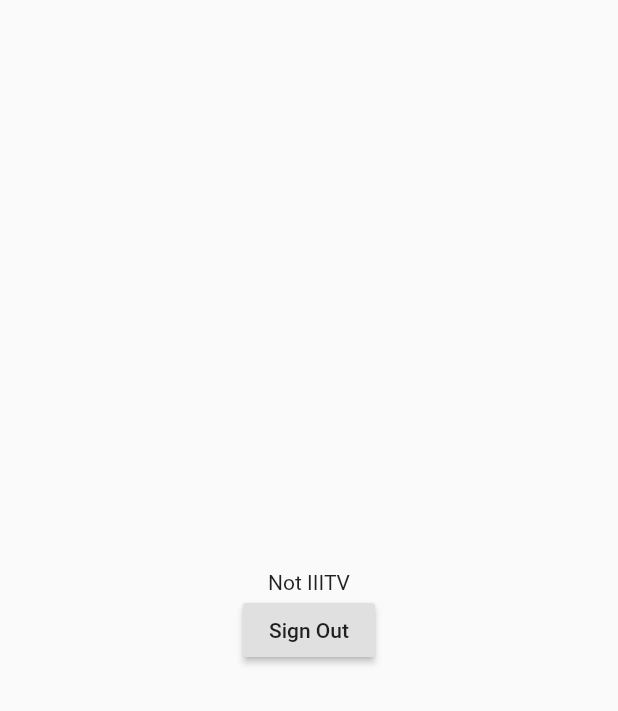
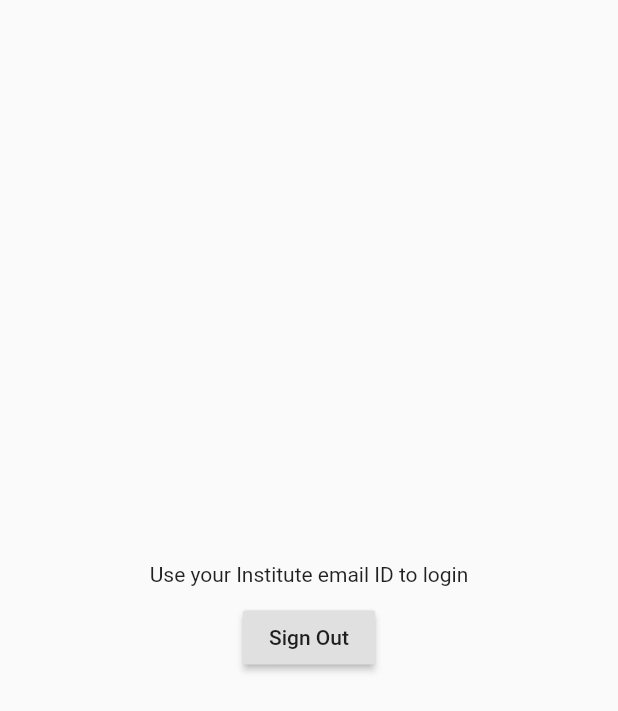
Before and after one commit to thecodepapaya/fase, a Flutter app: the screen it shows once a user with an empty profile is signed in, on a phone screen of 412 x 824 dp. Shown: the top 711 px of the screen. Run offline on Flutter 3.47's test engine with Material 2 defaults, Android fonts, the phone set to English and light mode, and no system bars; our stand-ins replace connectivity, device_info, firebase_auth, firebase_core, firebase_crashlytics, google_sign_in and 2 more; missing offline and left inert: firebase_performance, wifi_info_flutter; accounts and stored records are empty.

Commit message:
Sign out google user on signOur event

```diff
--- a/lib/string_resource.dart
+++ b/lib/string_resource.dart
@@ -27,7 +27,7 @@ class StringsResource {
   static const String emailDomain = "@iiitvadodara.ac.in";
   static const String signOut = "Sign Out";
   static const String signIn = "Sign In";
-  //static const String name = "";
+  static const String useIIITV = "Use your Institute email ID to login";
   //static const String name = "";
   //static const String name = "";
   //static const String name = "";
--- a/lib/ui/not_iiitv_email.dart
+++ b/lib/ui/not_iiitv_email.dart
@@ -1,6 +1,7 @@
 import 'package:fase/string_resource.dart';
 import 'package:firebase_auth/firebase_auth.dart';
 import 'package:flutter/material.dart';
+import 'package:google_sign_in/google_sign_in.dart';
 
 class NotIIITVEmail extends StatelessWidget {
   @override
@@ -10,10 +11,12 @@ class NotIIITVEmail extends StatelessWidget {
         child: Column(
           mainAxisAlignment: MainAxisAlignment.center,
           children: <Widget>[
-            Text("Not IIITV"),
+            Text(StringsResource.useIIITV),
+            SizedBox(height: 10),
             RaisedButton(
               onPressed: () {
                 FirebaseAuth.instance.signOut();
+                GoogleSignIn().signOut();
               },
               child: Text(StringsResource.signOut),
             ),
```
